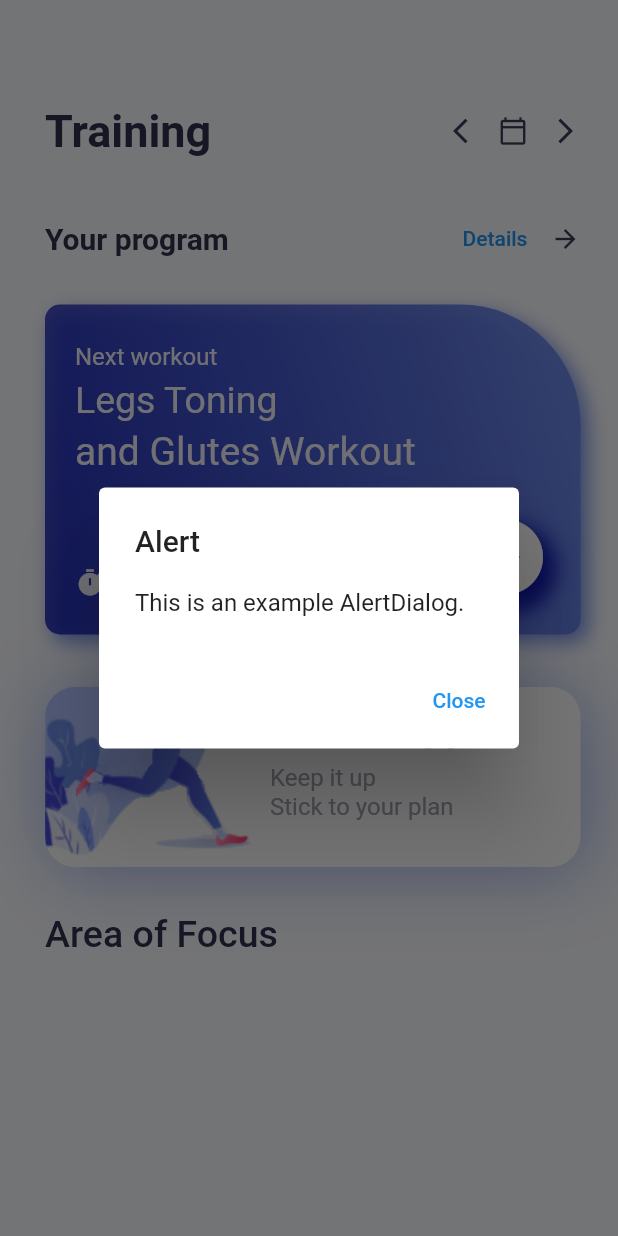
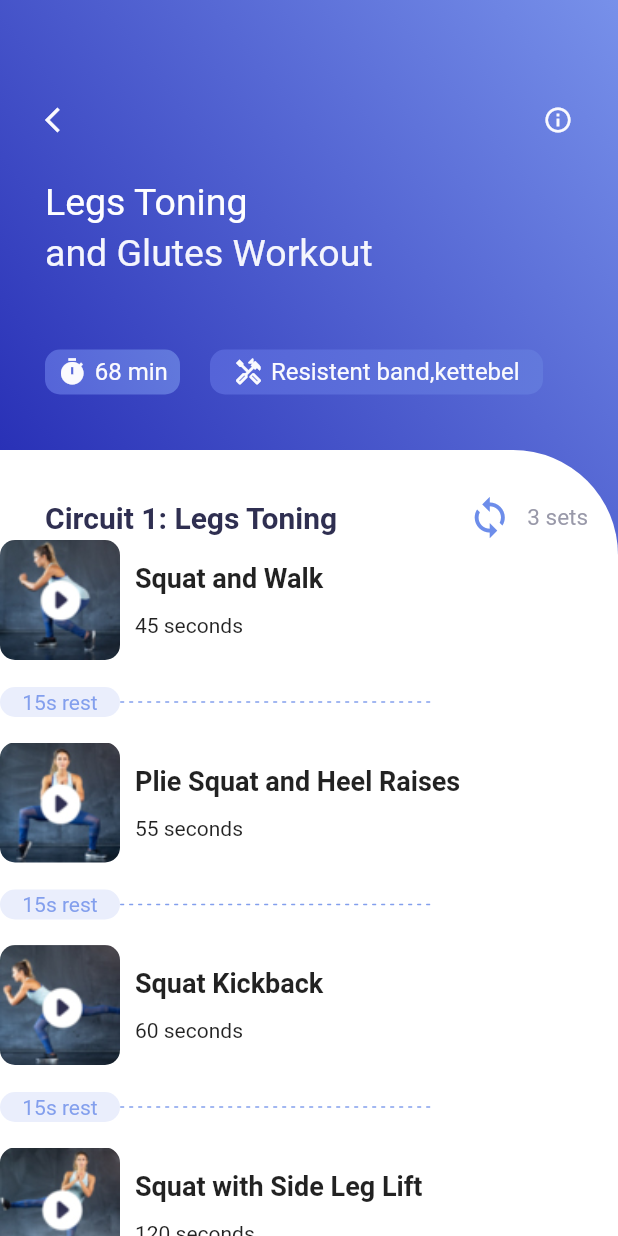
Before and after one commit to op0318/Training_Application, a Flutter app: the screen it shows after launch, after a tap on "Details", on a phone screen of 412 x 824 dp. Run offline on Flutter 3.47's test engine with Material 2 defaults, Android fonts, the phone set to English and light mode, and no system bars; our stand-ins replace flutter_platform_widgets, get, video_player; missing offline and left inert: dart:html.

Commit message:
Added video player

```diff
--- a/json/videoinfo.json
+++ b/json/videoinfo.json
@@ -3,13 +3,13 @@
     "title": "Squat and Walk",
     "time": "45 seconds",
     "thumbnail": "assets/squat1.jpg",
-    "videoUrl": "https://flutter.github.io/assets-for-api-docs/assets/videos/butterfly.mp4"
+    "videoUrl": "https://st.bslmeiyu.com/wp-content/uploads/squatandwalk.mp4"
   },
   {
     "title": "Plie Squat and Heel Raises",
     "time": "55 seconds",
     "thumbnail": "assets/squat2.jpg",
-    "videoUrl": "https://flutter.github.io/assets-for-api-docs/assets/videos/butterfly.mp4"
+    "videoUrl": "https://flutter.github.io/assets-for-api-docs/assets/videos/pliesquat.mp4"
   },
   {
     "title": "Squat Kickback",
--- a/lib/main.dart
+++ b/lib/main.dart
@@ -1,11 +1,17 @@
+
+
 import 'package:flutter/material.dart';
 import 'package:flutter/cupertino.dart';
+import 'package:get/get.dart';
 
 import 'package:myfitness_guide/pages/home_page.dart';
+import 'package:myfitness_guide/pages/video_info.dart';
+import 'package:flutter_platform_widgets/flutter_platform_widgets.dart';
+
+
+
+
 
 void main() {
-
-runApp(const MaterialApp(home: HomePage(),));
-
-
+  runApp( GetMaterialApp(home: HomePage()));
 }
--- a/lib/pages/home_page.dart
+++ b/lib/pages/home_page.dart
@@ -1,7 +1,10 @@
 import 'dart:convert';
 
 import 'package:flutter/material.dart';
+import 'package:myfitness_guide/pages/video_info.dart';
 import '../utilities/colors.dart' as color;
+import 'package:get/get.dart';
+
 
 
 class HomePage extends StatefulWidget {
@@ -101,7 +104,10 @@ _initData()
                  _showAlertDialog(context);
 
 
-               },child: Text('Details'),),
+               },child: InkWell(onTap: (){
+                 Get.to(()=>const VideoInfo());
+               },
+                   child: Text('Details')),),
                 SizedBox(width: 5,),
                 Icon(size: 20,
                   Icons.arrow_forward,
--- /dev/null
+++ b/lib/pages/video_info.dart
@@ -0,0 +1,442 @@
+import 'dart:convert';
+import 'dart:html';
+import 'package:flutter/cupertino.dart';
+import 'package:flutter/material.dart';
+import '../utilities/colors.dart' as colors;
+import 'package:get/get.dart';
+import 'package:video_player/video_player.dart';
+
+
+class VideoInfo extends StatefulWidget {
+  const VideoInfo({Key? key}) : super(key: key);
+
+  @override
+  State<VideoInfo> createState() => _VideoInfoState();
+}
+
+class _VideoInfoState extends State<VideoInfo> {
+
+  List videoinfo=[];
+ bool _playarea=false;
+ bool _isplaying=false;
+  bool _disposed=false;
+  int _isplayingIndex=-1;
+ VideoPlayerController? _controller;
+  _initData()
+  async {
+    await DefaultAssetBundle.of(context).loadString('json/videoinfo.json').then((value)
+    {
+      setState(() {
+        videoinfo=  json.decode(value);
+      });
+
+    });
+  }
+
+  @override
+  void initState()
+  {
+    super.initState();
+    _initData();
+  }
+@override
+void dispose()
+{
+  _disposed=true;
+  _controller?.pause();
+  _controller?.dispose();
+  _controller=null;
+  super.dispose();
+}
+
+
+
+
+  @override
+  Widget build(BuildContext context) {
+    return Scaffold(body: Container(
+       decoration: _playarea==false?BoxDecoration (
+          gradient:LinearGradient(
+            begin:const FractionalOffset(0.0,0.4) ,
+            end:Alignment.topRight ,
+            colors: [
+            colors.AppColor.gradientFirst.withOpacity(0.9),
+          colors.AppColor.gradientSecond.withOpacity(0.9)
+                    ],
+          ) ,
+        ):
+      BoxDecoration(color:colors.AppColor.gradientSecond),
+      child: Column(
+        crossAxisAlignment: CrossAxisAlignment.center,
+        children: [
+          _playarea==false?
+          Container(height: 300,
+          padding: const EdgeInsets.only(top: 70,left: 30,right: 30),
+          width: MediaQuery.of(context).size.width,
+          child: Column(
+            crossAxisAlignment: CrossAxisAlignment.start,
+            children: [
+              Row(
+                children: [
+                  InkWell(
+                      child: Icon(Icons.arrow_back_ios,size: 20,color: colors.AppColor.secondPageIconColor),
+                    onTap: (){
+                        Get.back();
+                    },
+                  ),
+                Expanded(child: Container()),
+                  Icon(Icons.info_outline,size: 20,color: colors.AppColor.secondPageIconColor,)
+
+                ],
+
+              ),
+              const SizedBox(height: 30,),
+              Text('Legs Toning', style: TextStyle(fontSize:25,
+                  color: colors.AppColor.secondPageTitleColor)),
+              const SizedBox(height: 5),
+              Text('and Glutes Workout', style: TextStyle(fontSize:25,
+                  color: colors.AppColor.homePageContainerTextSmall)),
+              const SizedBox(height: 50),
+              Row (
+
+                children: [
+                  Container(
+                    width: 90,
+                    height: 30,
+                    decoration: BoxDecoration(
+                      borderRadius:  BorderRadius.circular(10),
+                      gradient: LinearGradient(
+                          begin:Alignment.bottomLeft ,
+                          end:Alignment.topRight ,
+                          colors: [
+                            colors.AppColor.secondPageContainerGradient1stColor,
+                            colors.AppColor.secondPageContainerGradient2ndColor])
+                      ,)
+                    ,child: Row(mainAxisAlignment: MainAxisAlignment.center,
+                    children: [
+                      Icon(Icons.timer,size: 20,color: colors.AppColor.secondPageIconColor,),
+                      const SizedBox(width: 5,),
+                      Text('68 min',style: TextStyle(
+                          fontSize: 16,
+                          color: colors.AppColor.secondPageIconColor
+                      ) ,)
+
+
+                    ],
+
+                  ),
+                  ),
+                  const SizedBox(width: 20,),
+                  Container(
+                    width: 250-28,
+                    height: 30,
+                    decoration: BoxDecoration(
+                      borderRadius:  BorderRadius.circular(10),
+                      gradient: LinearGradient(
+                          begin:Alignment.bottomLeft ,
+                          end:Alignment.bottomRight ,
+                          colors: [
+                            colors.AppColor.secondPageContainerGradient1stColor,
+                            colors.AppColor.secondPageContainerGradient2ndColor])
+                      ,)
+                    ,child: Row(mainAxisAlignment: MainAxisAlignment.center,
+                    children: [
+                      Icon(Icons.handyman_outlined,size: 20,color: colors.AppColor.secondPageIconColor,),
+                      const SizedBox(width: 5,),
+                      Text('Resistent band,kettebel',style: TextStyle(
+                          fontSize: 16,
+                          color: colors.AppColor.secondPageIconColor
+                      ) ,)
+
+
+                    ],
+
+                  ),
+                  )
+                ],)
+            ],
+          ),
+        ):
+          Container(
+            child: Column(children: [
+              Container(
+              height: 100,
+              padding: EdgeInsets.only(top: 50,left: 30,right: 30),
+              child: Row(children: [
+                InkWell (onTap: () {
+                  debugPrint('tapped');
+
+                },child: Icon(Icons.arrow_back_ios,size: 20,color: colors.AppColor.secondPageIconColor),
+                ),
+                Expanded(child: Container()),
+                Icon(Icons.info_outline,
+                size: 20,
+                color: colors.AppColor.secondPageTopIconColor,)
+              ]),
+            ),
+              _playview(context),
+              _controllview(context)
+
+
+            ]),
+          ),
+          Expanded(child: Container(
+            child:  Column(
+              crossAxisAlignment: CrossAxisAlignment.start,
+              children: [
+                const SizedBox(height: 30,),
+                Row(
+                  children: [
+                    SizedBox(width: 30,),
+                    Text('Circuit 1: Legs Toning',style: TextStyle(
+                      fontSize: 20,
+                      fontWeight: FontWeight.bold,
+                      color: colors.AppColor.circuitsColor,
+                    ),
+                    ),
+                     Expanded(child: Container()),
+                     Row(children: [
+                       Icon(Icons.loop,size: 30,color: colors.AppColor.loopColor,),
+                       SizedBox(width: 10,),
+                       Text('3 sets',style: TextStyle(fontSize: 15,
+                       color: colors.AppColor.setsColor),)
+                     ],),
+                    SizedBox(width: 20,)
+                  ],
+                ),
+                Expanded(child:_listview(),
+                )
+              ],
+            ),
+            decoration:const BoxDecoration(color: Colors.white,
+              borderRadius:BorderRadius.only(topRight: Radius.circular(70))
+
+            ),
+          ),
+          )
+        ],
+      ),
+    ),
+    );
+  }
+
+Widget _playview(BuildContext context)
+ {
+   final controller=_controller;
+   if(controller!=null&&controller.value.isInitialized)
+     {
+       return AspectRatio(aspectRatio: 16/9,
+           child: VideoPlayer(controller));
+     }
+   else{
+return AspectRatio(
+  aspectRatio: 16/9,
+    child: Center(child: Text('Preparing')));
+   }
+
+ }
+ Widget _controllview(BuildContext context)
+ {
+   return Container(
+     height: 120,
+     width: MediaQuery.of(context).size.width,
+     color: colors.AppColor.gradientSecond,
+
+     child: Row(
+       mainAxisAlignment: MainAxisAlignment.center,
+       children: [
+         IconButton(onPressed: ()async{
+           final index=_isplayingIndex-1;
+           if(index>0&&videoinfo.length>=0)
+             {
+               _onTapped(index);
+
+             }
+
+
+
+
+
+         }, icon: Icon(Icons.fast_rewind,size: 36,color: Colors.white,)),
+         IconButton(onPressed: ()async{
+           if(_isplaying)
+             {
+               setState(() {
+                 _isplaying=false;
+               });
+               _controller?.pause();
+             }
+           else
+             {
+               setState(() {
+                 _isplaying=true;
+               });
+               _controller?.play();
+             }
+
+
+
+
+         }, icon: Icon(_isplaying?Icons.pause:
+             Icons.play_arrow
+           ,size: 36,color: Colors.white,)),
+         IconButton(onPressed: ()async{}, icon: Icon(Icons.fast_forward,size: 36,color: Colors.white,) )
+
+       ],
+     ),
+   );
+ }
+
+ var _onUpdateControllerTime;
+ void _oncontrollerupdate()async
+  {
+    if(_disposed)
+      {
+        return;
+      }
+    _onUpdateControllerTime=0;
+
+    final now=DateTime.now().millisecondsSinceEpoch;
+    if(_onUpdateControllerTime>now)
+      {
+        return;
+      }
+    _onUpdateControllerTime=now+500;
+
+  final controller=_controller;
+  if(controller==null)
+    {
+      debugPrint('Controller is null');
+      return ;
+    }
+  if(!controller.value.isInitialized)
+    {
+      debugPrint('Controller can not be initialized ');
+      return;
+    }
+  final playing=controller.value.isPlaying;
+  _isplaying=playing;
+
+
+}
+_onTapped(int index)
+ {
+final controller=VideoPlayerController.networkUrl(Uri.parse(videoinfo[index]['videoUrl']));
+final old=_controller;
+_controller=controller;
+if(old!=null)
+  {
+    old.removeListener((_oncontrollerupdate));
+    old.pause();
+  }
+setState(() {});
+ controller..initialize().then((_)
+{
+  old?.dispose();
+  _isplayingIndex=index;
+  controller.addListener((_oncontrollerupdate) );
+  controller.play();
+  setState(() {});
+
+
+});
+
+ }
+ _listview()
+  {
+    return ListView.builder(
+      itemBuilder: (context, index) {
+        return GestureDetector(
+          onTap: () {
+            setState(() {
+              _onTapped(index);
+              _playarea=true;
+            });
+          },
+          child: _buildcard(index),
+        );
+      },
+      itemCount: videoinfo.length,
+    );
+  }
+  _buildcard(int index)
+  {
+  return Container(
+    height: 135,
+    child: Column(
+      children: [
+        Row(children: [
+          Container(
+            width:80 ,
+            height: 80,
+            decoration: BoxDecoration(
+              borderRadius: BorderRadius.circular(10),
+              image: DecorationImage(
+                  image: AssetImage(
+                      videoinfo[index]['thumbnail']
+                  ),
+                  fit: BoxFit.cover
+              ),
+            ),
+          ),
+          SizedBox( width: 10,),
+          Column(
+            mainAxisAlignment: MainAxisAlignment.center,
+            crossAxisAlignment: CrossAxisAlignment.start,
+            children: [
+              Text(videoinfo[index]['title'],
+                style: TextStyle(
+                    fontSize: 18,
+                    fontWeight: FontWeight.bold
+                ),),
+              SizedBox(height: 10,),
+              Padding(
+                  padding: const EdgeInsets.only(top: 3),
+                  child: Text(videoinfo[index]['time']))
+
+            ],)
+
+        ],),
+        const SizedBox(height: 18),
+        Row(children: [
+          Container(height: 20,
+            width: 80,
+            decoration:  BoxDecoration(
+                color:const Color(0xFFeaeefc),
+                borderRadius: BorderRadius.circular(10)
+            ),
+            child: Center(
+              child: Text('15s rest',
+                  style: TextStyle(color: Color(0xFF839fed))),
+            ),
+          ),
+          Row(
+            children: [
+              for(int i=0;i<70;i++)
+                i.isEven? Container(
+                  width: 3,
+                  height: 1,
+                  decoration: BoxDecoration(color: Color(0xFF839fed),
+                      borderRadius: BorderRadius.circular(2)),
+                ):
+                Container(
+                  width:3 ,
+                  height:1 ,
+                  decoration: BoxDecoration(
+                    color: Colors.white,
+
+
+                  ),
+
+
+                )
+
+            ],
+          )
+        ],)
+      ],
+    ),
+  );
+}
+
+}
--- a/pubspec.yaml
+++ b/pubspec.yaml
@@ -39,6 +39,9 @@ dependencies:
 dev_dependencies:
   flutter_test:
     sdk: flutter
+  get:
+  video_player:
+  flutter_platform_widgets:
 
   # The "flutter_lints" package below contains a set of recommended lints to
   # encourage good coding practices. The lint set provided by the package is
```
Also changed, not shown: pubspec.lock, 1 other file.
